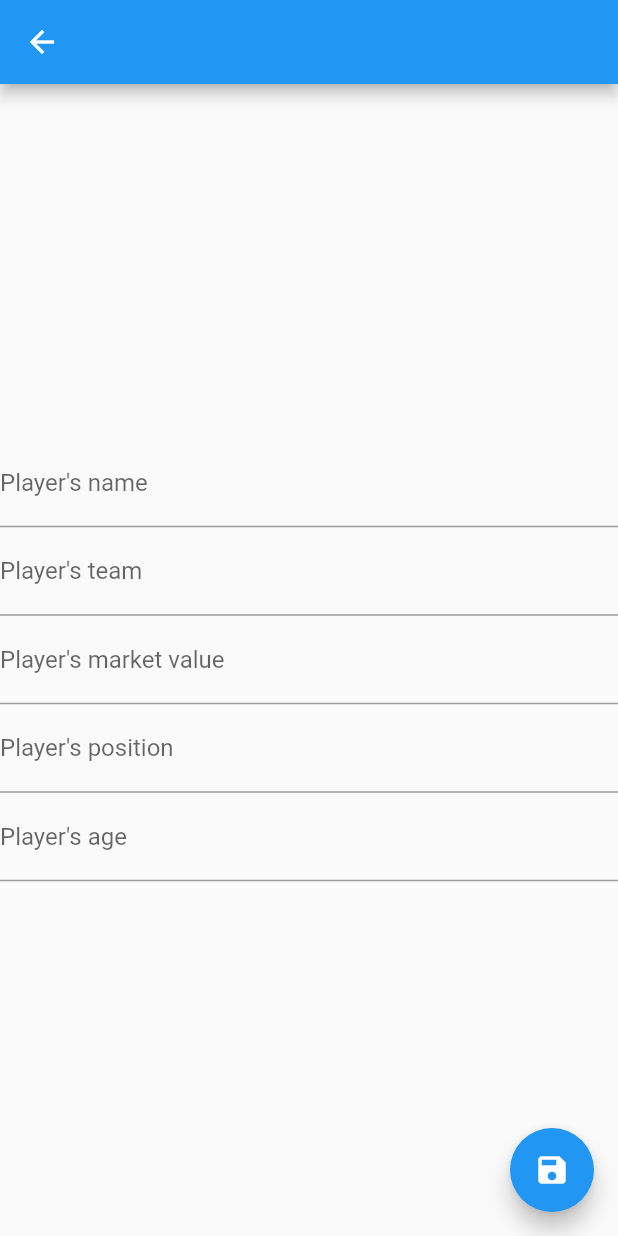
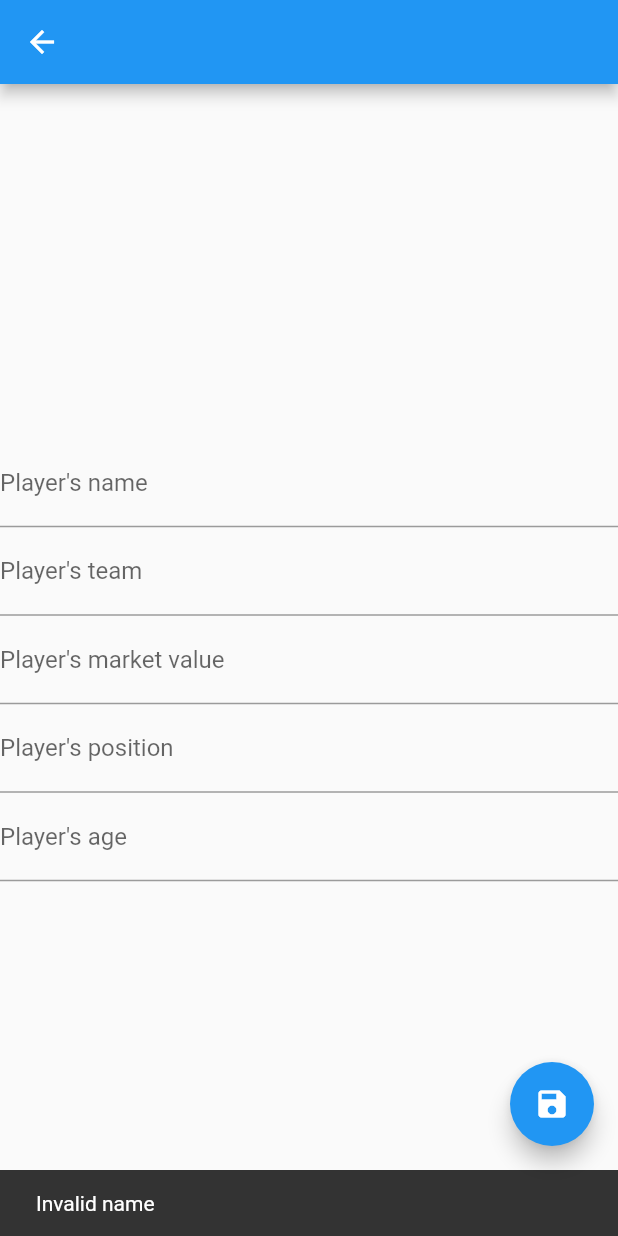
Before and after one commit to Tarciziu/MobileApplications, a Flutter app: the AddEditPlayerScreen screen opened directly, after a tap on the "save" icon, on a phone screen of 412 x 824 dp. Run offline on Flutter 3.47's test engine with Material 2 defaults, Android fonts, the phone set to English and light mode, and no system bars; our stand-ins replace flutter_bloc, sqflite; accounts and stored records are empty.

Commit message:
added validation for football player

```diff
--- a/flutterWithDB/lib/views/add_edit_player_screen.dart
+++ b/flutterWithDB/lib/views/add_edit_player_screen.dart
@@ -86,6 +86,58 @@ class _AddEditPlayerScreenState extends State<AddEditPlayerScreen> {
 
           _formKey.currentState!.save();
 
+          if (_nameController.text.isEmpty) {
+            SnackBar snackBar = const SnackBar(
+              content: Text("Invalid name"),
+            );
+            ScaffoldMessenger.of(context).showSnackBar(snackBar);
+            return;
+          }
+
+          if (_teamController.text.isEmpty) {
+            SnackBar snackBar = const SnackBar(
+              content: Text("Invalid team"),
+            );
+            ScaffoldMessenger.of(context).showSnackBar(snackBar);
+            return;
+          }
+
+          if (_positionController.text.isEmpty) {
+            SnackBar snackBar = const SnackBar(
+              content: Text("Invalid position"),
+            );
+            ScaffoldMessenger.of(context).showSnackBar(snackBar);
+            return;
+          }
+
+          try{
+            int.parse(_marketValueController.text);
+          } catch (_) {
+            SnackBar snackBar = const SnackBar(
+              content: Text("Invalid market value"),
+            );
+            ScaffoldMessenger.of(context).showSnackBar(snackBar);
+            return;
+          }
+
+          if (_positionController.text.isEmpty) {
+            SnackBar snackBar = const SnackBar(
+              content: Text("Invalid position"),
+            );
+            ScaffoldMessenger.of(context).showSnackBar(snackBar);
+            return;
+          }
+
+          try{
+            int.parse(_ageController.text);
+          } catch (_) {
+            SnackBar snackBar = const SnackBar(
+              content: Text("Invalid market value"),
+            );
+            ScaffoldMessenger.of(context).showSnackBar(snackBar);
+            return;
+          }
+
           FootballPlayer footballPlayer = FootballPlayer(
             -1,
             _nameController.text,
--- /dev/null
+++ b/vers_flutter/analysis_options.yaml
@@ -0,0 +1,29 @@
+# This file configures the analyzer, which statically analyzes Dart code to
+# check for errors, warnings, and lints.
+#
+# The issues identified by the analyzer are surfaced in the UI of Dart-enabled
+# IDEs (https://dart.dev/tools#ides-and-editors). The analyzer can also be
+# invoked from the command line by running `flutter analyze`.
+
+# The following line activates a set of recommended lints for Flutter apps,
+# packages, and plugins designed to encourage good coding practices.
+include: package:flutter_lints/flutter.yaml
+
+linter:
+  # The lint rules applied to this project can be customized in the
+  # section below to disable rules from the `package:flutter_lints/flutter.yaml`
+  # included above or to enable additional rules. A list of all available lints
+  # and their documentation is published at
+  # https://dart-lang.github.io/linter/lints/index.html.
+  #
+  # Instead of disabling a lint rule for the entire project in the
+  # section below, it can also be suppressed for a single line of code
+  # or a specific dart file by using the `// ignore: name_of_lint` and
+  # `// ignore_for_file: name_of_lint` syntax on the line or in the file
+  # producing the lint.
+  rules:
+    # avoid_print: false  # Uncomment to disable the `avoid_print` rule
+    # prefer_single_quotes: true  # Uncomment to enable the `prefer_single_quotes` rule
+
+# Additional information about this file can be found at
+# https://dart.dev/guides/language/analysis-options
```
Also changed, not shown: 3 other files.
